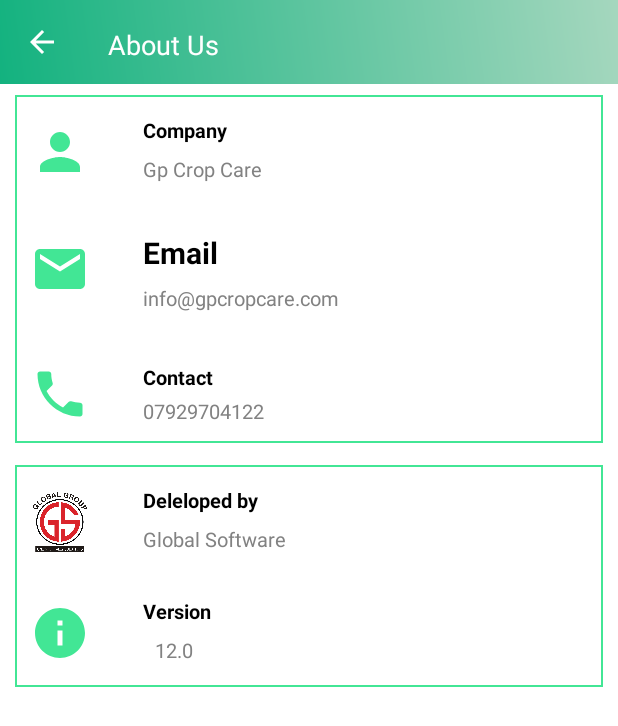
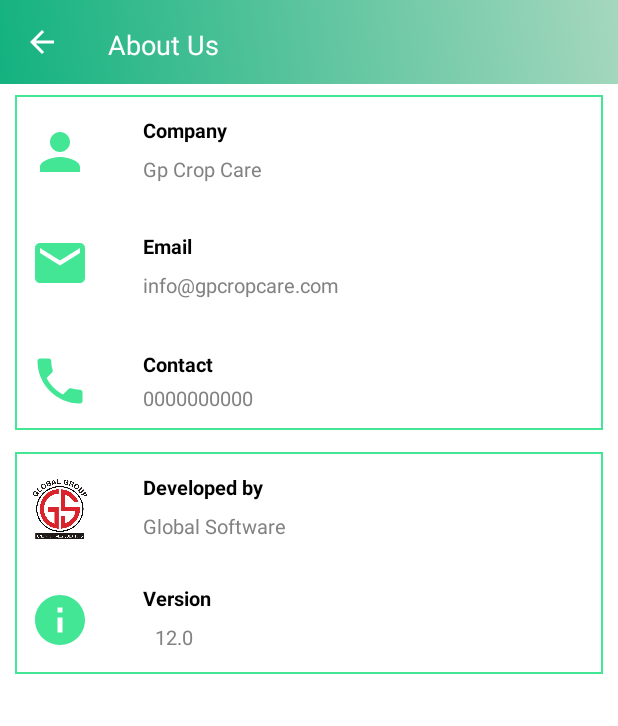
Before and after one commit to GlobalConnectTally/TallyVoucherAuthentication, an Android app: the AboutActivity screen opened directly, with no data from a screen before it, on a phone screen of 412 x 824 dp. Shown: the top 726 px of the screen. Run offline under Robolectric (Android 15) with nearby library versions, the phone set to English and light mode, and no system bars; our stand-ins replace sdp/ssp sizes.

Commit message:
bug fixed and improvement

```diff
--- a/app/src/main/res/layout/activity_about.xml
+++ b/app/src/main/res/layout/activity_about.xml
@@ -22,7 +22,6 @@
             <LinearLayout
 
                 android:id="@+id/top_dashboard"
-
                 android:orientation="vertical"
                 android:layout_width="match_parent"
                 android:layout_height="60dp">
@@ -101,7 +100,6 @@
                             android:paddingStart="15dp"
                             android:paddingLeft="15dp"
                             android:text="Gp Crop Care"
-
                             android:textColor="@color/color_txt"
                             android:textSize="@dimen/fontsize" />
 
@@ -140,7 +138,7 @@
                             android:paddingLeft="15dp"
                             android:text="Email"
                             android:textColor="@color/color_black"
-                            android:textSize="20sp"
+                            android:textSize="13sp"
                             android:textStyle="bold" />
 
                         <TextView
@@ -232,7 +230,6 @@
                         <TextView
                             android:layout_width="wrap_content"
                             android:layout_height="wrap_content"
-
                             android:padding="2dp"
                             android:paddingStart="15dp"
                             android:paddingLeft="15dp"
@@ -248,8 +245,7 @@
                             android:padding="2dp"
                             android:paddingStart="15dp"
                             android:paddingLeft="15dp"
-                            android:text="07929704122"
-
+                            android:text="0000000000"
                             android:textColor="@color/color_txt"
                             android:textSize="@dimen/fontsize" />
 
@@ -330,7 +326,7 @@
                             android:padding="2dp"
                             android:paddingStart="15dp"
                             android:paddingLeft="15dp"
-                            android:text="Deleloped by"
+                            android:text="Developed by"
                             android:textColor="@color/color_black"
                             android:textSize="@dimen/fontsize"
                             android:textStyle="bold" />
```
